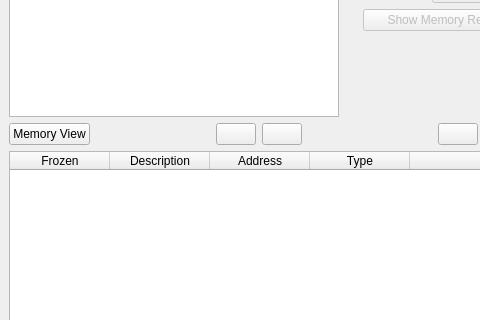
Before: the Qt Designer form GUI/mainwindow.ui in korcankaraokcu/PINCE, drawn with Qt 5; both pictures show x 0 to 480 and y 196 to 516 of the 751 by 659 pixel window.
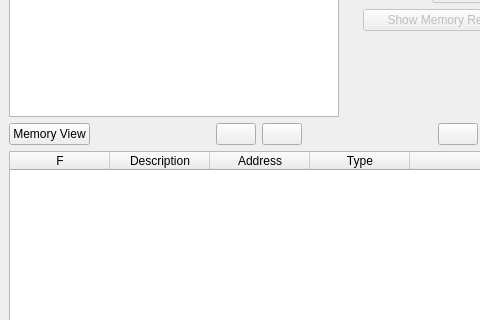
After: the same form once the commit is applied.

Commit message: Implemented clear address table button GUI Update

```diff
--- a/GUI/mainwindow.ui
+++ b/GUI/mainwindow.ui
@@ -568,7 +568,10 @@
       </attribute>
       <column>
        <property name="text">
-        <string>Frozen</string>
+        <string>F</string>
+       </property>
+       <property name="toolTip">
+        <string>Freeze the value</string>
        </property>
       </column>
       <column>
```
The commit also changes 4 other files.
